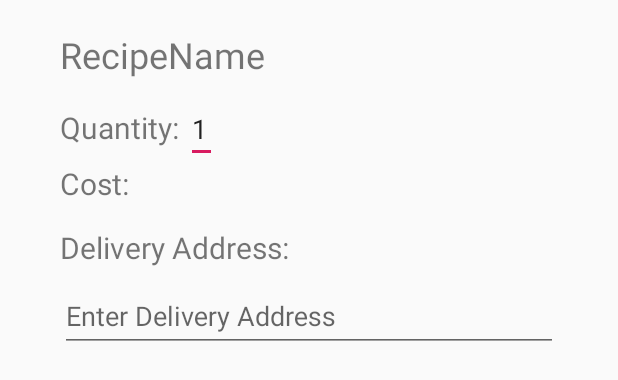
After one commit to giangkhuat/Meal-Kit-delivery-app, an Android app: the layout place_order_dialog.xml on its own in the app's theme, with its tools: preview values and no code run, on a phone screen of 412 x 824 dp. The commit adds this screen. Shown: the top 380 px of the screen. Run offline under Robolectric (Android 15) with nearby library versions, the phone set to English and light mode, and no system bars.

Commit message:
implemented place order dialog; next: adjust order now fab, connect place order button to order adapter

```diff
--- a/app/build.gradle
+++ b/app/build.gradle
@@ -57,6 +57,7 @@ dependencies {
     implementation 'androidx.legacy:legacy-support-v4:1.0.0'
     implementation 'com.android.support:multidex:1.0.3'
     implementation 'com.google.android.material:material:1.1.0-alpha10'
-//    implementation 'com.android.support:design:28.0.0'
+    implementation 'com.afollestad.material-dialogs:core:3.1.1'
+    implementation 'com.afollestad.material-dialogs:input:3.1.1'
 
 }
--- a/app/src/main/java/com/ait/mealkitdeliveryapp/adapter/recipeAdapter.kt
+++ b/app/src/main/java/com/ait/mealkitdeliveryapp/adapter/recipeAdapter.kt
@@ -48,9 +48,11 @@
         holder.recipeCard.setOnClickListener{
             //intent
             val details = Intent(context, MealDetailsActivity::class.java)
+            details.putExtra("RecipeName", recipe.name)
             details.putExtra("Ingredients", recipe.ingredient)
             details.putExtra("Directions", recipe.instruction)
             details.putExtra("Nutrition", recipe.nutrition)
+            details.putExtra("Price", recipe.price.toString())
             (context as ExploreActivity).startActivity(details)
         }
     }
@@ -70,6 +72,8 @@
     fun addRecipe(recipe : recipe, key: String) {
         recipeList.add(recipe)
         recipeKeys.add(key)
+
+
 
         notifyDataSetChanged()
     }
--- /dev/null
+++ b/app/src/main/res/layout/place_order_dialog.xml
@@ -0,0 +1,82 @@
+<?xml version="1.0" encoding="utf-8"?>
+<LinearLayout xmlns:android="http://schemas.android.com/apk/res/android"
+    android:orientation="vertical" android:layout_width="match_parent"
+    android:layout_height="match_parent"
+    android:layout_margin="20dp">
+
+    <TextView
+        android:id="@+id/tvRecipeName"
+        android:layout_width="wrap_content"
+        android:layout_height="wrap_content"
+        android:text="RecipeName"
+        android:textSize="24sp"
+        android:layout_marginLeft="20dp"/>
+
+    <LinearLayout
+        android:layout_width="match_parent"
+        android:layout_height="wrap_content"
+        android:orientation="horizontal"
+        android:layout_marginLeft="20dp">
+
+        <TextView
+            android:layout_width="wrap_content"
+            android:layout_height="wrap_content"
+            android:text="Quantity: "
+            android:textSize="20sp"/>
+
+        <com.google.android.material.textfield.TextInputLayout
+            android:layout_width="match_parent"
+            android:layout_height="wrap_content">
+            <EditText
+                android:id="@+id/etItemQuantity"
+                android:layout_width="wrap_content"
+                android:layout_height="wrap_content"
+                android:inputType="number"
+                android:hint="Enter Quantity"
+                android:text="1"/>
+        </com.google.android.material.textfield.TextInputLayout>
+
+    </LinearLayout>
+
+    <LinearLayout
+        android:layout_width="match_parent"
+        android:layout_height="wrap_content"
+        android:orientation="horizontal"
+        android:layout_marginLeft="20dp">
+
+        <TextView
+            android:layout_width="wrap_content"
+            android:layout_height="wrap_content"
+            android:text="Cost: "
+            android:textSize="20sp"
+            android:layout_marginBottom="15dp"/>
+
+        <TextView
+            android:id="@+id/tvCost"
+            android:layout_width="wrap_content"
+            android:layout_height="wrap_content"
+            android:textSize="20sp"/>
+
+    </LinearLayout>
+
+
+    <TextView
+        android:layout_width="wrap_content"
+        android:layout_height="wrap_content"
+        android:text="Delivery Address:"
+        android:textSize="20sp"
+        android:layout_marginLeft="20dp"/>
+
+    <com.google.android.material.textfield.TextInputLayout
+        android:layout_width="match_parent"
+        android:layout_height="wrap_content">
+        <EditText
+            android:id="@+id/etDeliveryAddress"
+            android:layout_width="match_parent"
+            android:layout_height="wrap_content"
+            android:hint="Enter Delivery Address"
+            android:layout_marginLeft="20dp"
+            android:layout_marginRight="20dp"/>
+    </com.google.android.material.textfield.TextInputLayout>
+
+</LinearLayout>
--- a/app/src/main/res/values/strings.xml
+++ b/app/src/main/res/values/strings.xml
@@ -6,6 +6,7 @@
     <string name="tab_text_1">Ingredients</string>
     <string name="tab_text_2">Directions</string>
     <string name="tab_text_3">Nutrition</string>
+    <string name="message">Order</string>
     <string name="title_home">Explore</string>
     <string name="title_dashboard">My Order</string>
     <string name="title_notifications">Help</string>
```
Also changed, not shown: app/src/main/java/com/ait/mealkitdeliveryapp/MealDetailsActivity.kt (+39 -2 lines), app/src/main/res/layout/activity_explore.xml (deleted, +0 -71 lines), app/src/main/res/layout/activity_meal_details.xml (+14 -1 lines), app/src/main/res/layout/content_explore.xml (deleted, +0 -17 lines).
